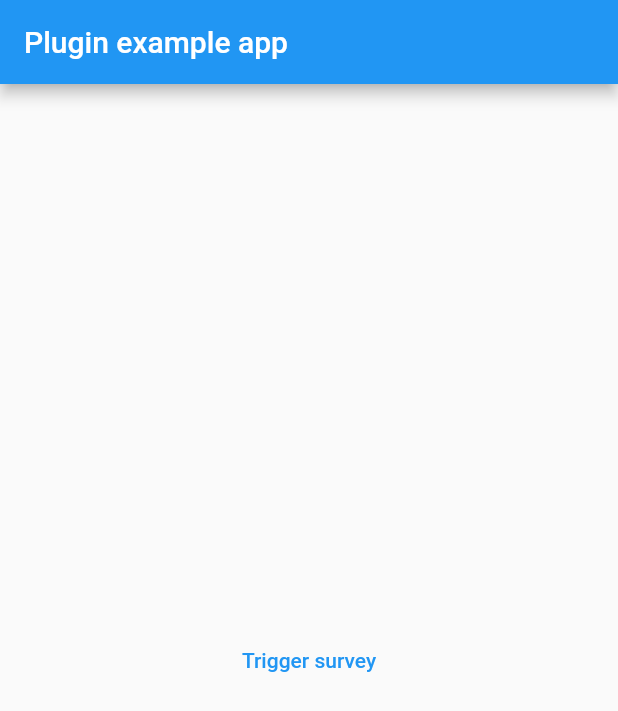
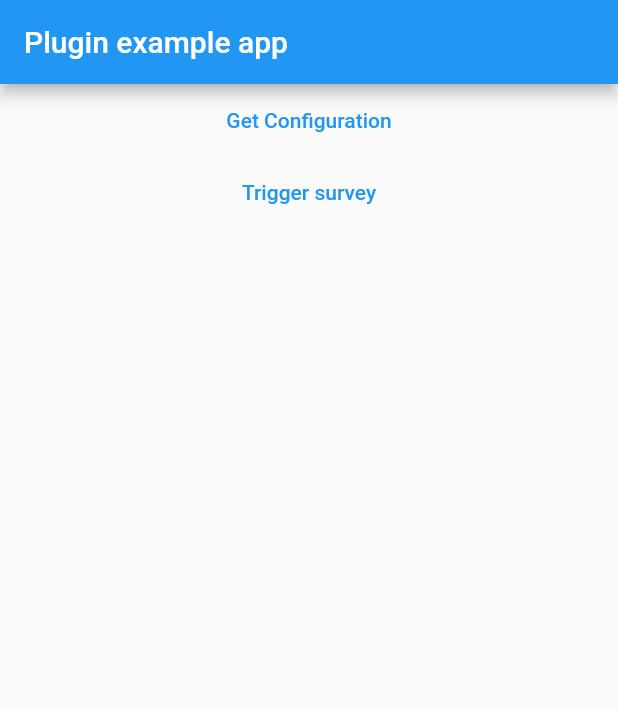
Before and after one commit to nirmalvora/babble_sdk, a Flutter app: the screen it shows after launch, after a tap on "Trigger survey", on a phone screen of 412 x 824 dp. Shown: the top 711 px of the screen. Run offline on Flutter 3.47's test engine with Material 2 defaults, Android fonts, the phone set to English and light mode, and no system bars; our stand-ins replace plugin_platform_interface.

Commit message:
[ADDED] trigger and user properties

```diff
--- a/example/lib/main.dart
+++ b/example/lib/main.dart
@@ -1,5 +1,6 @@
 import 'package:babble_sdk/babble_sdk.dart';
 import 'package:flutter/material.dart';
+import 'package:http/http.dart' as http;
 
 void main() {
   WidgetsFlutterBinding.ensureInitialized();
@@ -15,10 +16,12 @@ class MyApp extends StatefulWidget {
 }
 
 class _MyAppState extends State<MyApp> {
+  GetConfiguration? configuration;
   @override
   void initState() {
     super.initState();
-    BabbleSdk.instance.setCustomerId(customerId: null);
+    BabbleSdk.instance.setCustomerId(
+        customerId: "cust007", userDetails: {"firstname": "Nirmal"});
   }
 
   @override
@@ -28,14 +31,64 @@ class _MyAppState extends State<MyApp> {
         appBar: AppBar(
           title: const Text('Plugin example app'),
         ),
-        body: Center(
-          child: TextButton(
-              onPressed: () {
-                BabbleSdk.instance.triggerSurvey(trigger: "test3");
-              },
-              child: const Text('Trigger survey')),
+        body: Column(
+          children: [
+            Center(
+              child: TextButton(
+                  onPressed: () {
+                    // getConfiguration().then((value) async {
+                    //   configuration =
+                    //       GetConfiguration.fromJson(jsonDecode(value.body));
+                    //   print(configuration!.toJson());
+                    //   BabbleSdk.instance.init(userId: configuration!.initId!);
+                    //   await Future.delayed(const Duration(milliseconds: 500));
+                    //   BabbleSdk.instance
+                    //       .setCustomerId(customerId: configuration!.customerId);
+                    // });
+                  },
+                  child: const Text('Get Configuration')),
+            ),
+            Center(
+              child: TextButton(
+                  onPressed: () {
+                    BabbleSdk.instance.triggerSurvey(
+                        trigger: 'iostest2', properties: {"test1": "Nirmal"});
+                  },
+                  child: const Text('Trigger survey')),
+            ),
+          ],
         ),
       ),
     );
   }
+
+  Future<http.Response> getConfiguration() {
+    return http.get(Uri.parse(
+        'https://c38f-208-59-183-252.ngrok.io/get_ios_testing_config'));
+  }
 }
+
+class GetConfiguration {
+  String? id;
+  String? triggerName;
+  String? customerId;
+  String? initId;
+
+  GetConfiguration({this.id, this.triggerName, this.customerId, this.initId});
+
+  GetConfiguration.fromJson(Map<String, dynamic> json) {
+    id = json['id'];
+    triggerName = json['trigger_name'];
+    customerId = json['customer_id'];
+    initId = json['init_id'];
+  }
+
+  Map<String, dynamic> toJson() {
+    final Map<String, dynamic> data = <String, dynamic>{};
+    data['id'] = id;
+    data['trigger_name'] = triggerName;
+    data['customer_id'] = customerId;
+    data['init_id'] = initId;
+    return data;
+  }
+}
--- a/example/pubspec.yaml
+++ b/example/pubspec.yaml
@@ -29,6 +29,7 @@ dependencies:
   # The following adds the Cupertino Icons font to your application.
   # Use with the CupertinoIcons class for iOS style icons.
   cupertino_icons: ^1.0.2
+  http: ^0.13.5
 
 dev_dependencies:
   flutter_test:
--- a/lib/babble_sdk.dart
+++ b/lib/babble_sdk.dart
@@ -11,12 +11,15 @@ class BabbleSdk {
     return BabbleSdkPlatform.instance.init({"user_id": userId});
   }
 
-  Future<void> triggerSurvey({required String trigger}) {
-    return BabbleSdkPlatform.instance.triggerSurvey({"trigger": trigger});
+  Future<void> triggerSurvey(
+      {required String trigger, Map<String, dynamic>? properties}) {
+    return BabbleSdkPlatform.instance
+        .triggerSurvey({"trigger": trigger, "properties": properties});
   }
 
-  Future<void> setCustomerId({required String? customerId}) {
-    return BabbleSdkPlatform.instance
-        .setCustomerId({"customer_id": customerId});
+  Future<void> setCustomerId(
+      {required String? customerId, Map<String, dynamic>? userDetails}) {
+    return BabbleSdkPlatform.instance.setCustomerId(
+        {"customer_id": customerId, 'user_details': userDetails});
   }
 }
--- a/lib/babble_sdk_method_channel.dart
+++ b/lib/babble_sdk_method_channel.dart
@@ -15,12 +15,12 @@ class MethodChannelBabbleSdk extends BabbleSdkPlatform {
   }
 
   @override
-  Future<void> triggerSurvey(Map<String, String> params) async {
+  Future<void> triggerSurvey(Map<String, dynamic> params) async {
     methodChannel.invokeMethod<void>('trigger_survey', params);
   }
 
   @override
-  Future<void> setCustomerId(Map<String, String?> params) async {
+  Future<void> setCustomerId(Map<String, dynamic> params) async {
     methodChannel.invokeMethod<void>('set_customer_id', params);
   }
 }
--- a/lib/babble_sdk_platform_interface.dart
+++ b/lib/babble_sdk_platform_interface.dart
@@ -27,11 +27,11 @@ abstract class BabbleSdkPlatform extends PlatformInterface {
     throw UnimplementedError('platformVersion() has not been implemented.');
   }
 
-  Future<void> triggerSurvey(Map<String, String> params) {
+  Future<void> triggerSurvey(Map<String, dynamic> params) {
     throw UnimplementedError('platformVersion() has not been implemented.');
   }
 
-  Future<void> setCustomerId(Map<String, String?> params) {
+  Future<void> setCustomerId(Map<String, dynamic> params) {
     throw UnimplementedError('platformVersion() has not been implemented.');
   }
 }
```
Also changed, not shown: 6 other files.
